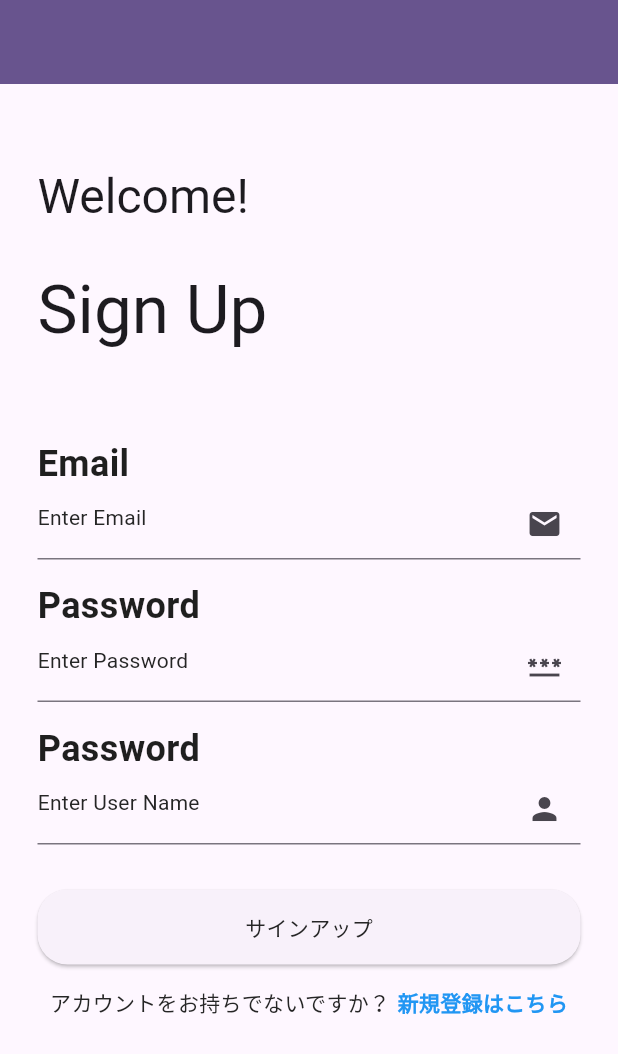
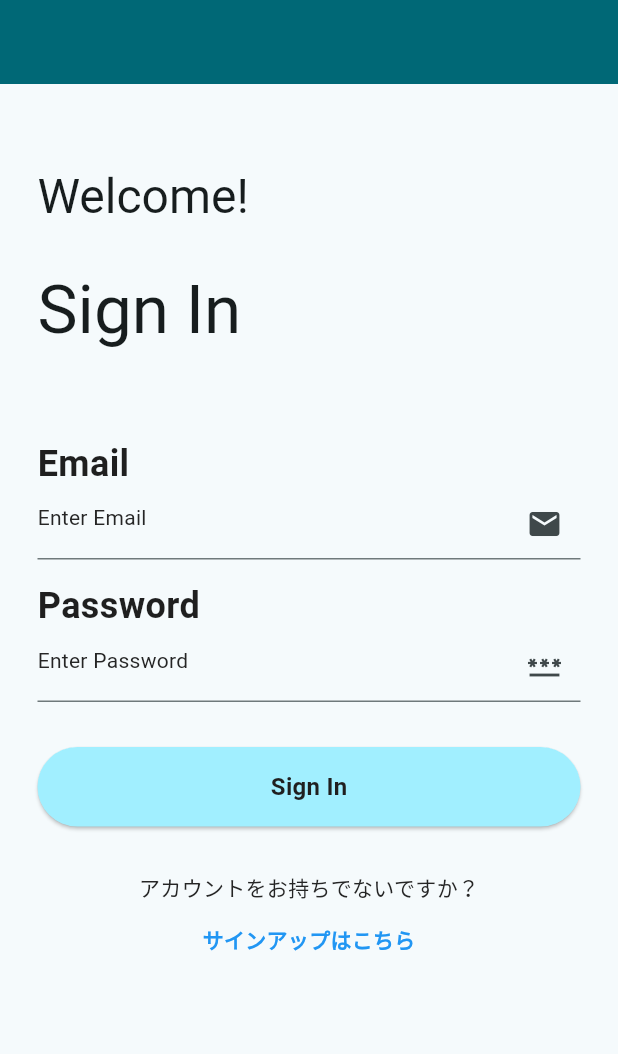
Before and after one commit to HamadaStudy/ez_vocab, a Flutter app: the screen it shows after launch, on a phone screen of 412 x 824 dp. Shown: the top 1054 px of the screen. Run offline on Flutter 3.47's test engine with Material 3 defaults, Android fonts, the light colour scheme and no system bars; our stand-ins replace flutter_riverpod, go_router; Roboto replaces fonts that are missing (WorkSans).

Commit message:
sign_up, sign_inのページ遷移を実装, splashを実装

```diff
--- a/lib/commons.dart
+++ b/lib/commons.dart
@@ -10,3 +10,5 @@ export 'styles/colors.dart';
 export 'styles/sizes.dart';
 export 'styles/styles.dart';
 export 'styles/themes.dart';
+
+export 'route/app_router.dart';
--- a/lib/features/auth/views/screens/sign_in_screen.dart
+++ b/lib/features/auth/views/screens/sign_in_screen.dart
@@ -1,7 +1,6 @@
-// lib/screens/sign_in_screen.dart
-
 import 'package:ez_vocab/commons.dart';
-import 'package:flutter/material.dart';
+import 'package:ez_vocab/features/auth/views/screens/sign_up_screen.dart';
+import 'package:go_router/go_router.dart';
 import '../widgets/auth_custom_text_field.dart';
 import '../widgets/auth_custom_button.dart';
 
@@ -15,14 +14,16 @@ class SignInScreen extends StatefulWidget {
 class _SignInScreenState extends State<SignInScreen> {
   final TextEditingController _emailController = TextEditingController();
   final TextEditingController _passwordController = TextEditingController();
+  final TextEditingController _usernameController = TextEditingController();
 
   void _handleSignIn() {
     final email = _emailController.text;
     final password = _passwordController.text;
+    final username = _usernameController.text;
 
-    // ここにサインイン処理（FirebaseなどのAPI呼び出し）を記述
-    print('サインイン試行:');
-    print('Email: $email, Password: $password');
+    // ここにサインアップ処理（FirebaseなどのAPI呼び出し）を記述
+    print('サインアップ試行:');
+    print('Email: $email, Password: $password, Username: $username');
     // 成功/失敗に応じてナビゲーションやメッセージ表示を行う
   }
 
@@ -30,24 +31,38 @@ class _SignInScreenState extends State<SignInScreen> {
   void dispose() {
     _emailController.dispose();
     _passwordController.dispose();
+    _usernameController.dispose();
     super.dispose();
   }
 
   @override
   Widget build(BuildContext context) {
     return Scaffold(
-      appBar: AppBar(title: const Text('サインイン')),
+      backgroundColor: Theme.of(context).colorScheme.surface,
+      appBar: AppBar(backgroundColor: Theme.of(context).colorScheme.primary),
       body: Padding(
-        padding: kPadd15,
+        padding: kPadd25,
         child: Column(
-          mainAxisAlignment: MainAxisAlignment.center,
+          crossAxisAlignment: CrossAxisAlignment.start,
           children: <Widget>[
+            kGap30,
+
+            Text('Welcome!', style: Theme.of(context).textTheme.headlineLarge),
+            kGap30,
+
+            Text('Sign In', style: Theme.of(context).textTheme.displayMedium),
+            kGap60,
+
+            Text('Email', style: Theme.of(context).textTheme.headlineSmall),
             AuthCustomTextField(
               controller: _emailController,
               hintText: 'Enter Email',
               keyboardType: TextInputType.emailAddress,
               suffixIcon: Icon(Icons.email),
             ),
+            kGap15,
+
+            Text('Password', style: Theme.of(context).textTheme.headlineSmall),
             AuthCustomTextField(
               controller: _passwordController,
               hintText: 'Enter Password',
@@ -55,10 +70,36 @@ class _SignInScreenState extends State<SignInScreen> {
               suffixIcon: Icon(Icons.password),
             ),
             kGap30,
-            AuthCustomButton(text: 'サインイン', onPressed: _handleSignIn),
+
+            AuthCustomButton(text: 'Sign In', onPressed: _handleSignIn),
+            kGap30,
+
+            _buildToggleText(context),
           ],
         ),
       ),
     );
   }
 }
+
+Widget _buildToggleText(BuildContext context) {
+  return SizedBox(
+    width: double.infinity,
+    child: Column(
+      mainAxisAlignment: MainAxisAlignment.center,
+      children: <Widget>[
+        const Text('アカウントをお持ちでないですか？'),
+        kGap15,
+        GestureDetector(
+          onTap: () {
+            context.goNamed(AppRoute.signUp.name);
+          },
+          child: const Text(
+            'サインアップはこちら',
+            style: TextStyle(fontWeight: FontWeight.bold, color: Colors.blue),
+          ),
+        ),
+      ],
+    ),
+  );
+}
--- a/lib/features/auth/views/screens/sign_up_screen.dart
+++ b/lib/features/auth/views/screens/sign_up_screen.dart
@@ -1,8 +1,6 @@
-// lib/screens/sign_up_screen.dart
-
 import 'package:ez_vocab/commons.dart';
 import 'package:ez_vocab/features/auth/views/screens/sign_in_screen.dart';
-import 'package:flutter/material.dart';
+import 'package:go_router/go_router.dart';
 import '../widgets/auth_custom_text_field.dart';
 import '../widgets/auth_custom_button.dart';
 
@@ -48,10 +46,21 @@ class _SignUpScreenState extends State<SignUpScreen> {
           crossAxisAlignment: CrossAxisAlignment.start,
           children: <Widget>[
             kGap30,
+
             Text('Welcome!', style: Theme.of(context).textTheme.headlineLarge),
             kGap30,
+
             Text('Sign Up', style: Theme.of(context).textTheme.displayMedium),
             kGap60,
+
+            Text('Name', style: Theme.of(context).textTheme.headlineSmall),
+            AuthCustomTextField(
+              controller: _usernameController,
+              hintText: 'Enter Name',
+              suffixIcon: Icon(Icons.person),
+            ),
+            kGap15,
+
             Text('Email', style: Theme.of(context).textTheme.headlineSmall),
             AuthCustomTextField(
               controller: _emailController,
@@ -60,6 +69,7 @@ class _SignUpScreenState extends State<SignUpScreen> {
               suffixIcon: Icon(Icons.email),
             ),
             kGap15,
+
             Text('Password', style: Theme.of(context).textTheme.headlineSmall),
             AuthCustomTextField(
               controller: _passwordController,
@@ -67,16 +77,11 @@ class _SignUpScreenState extends State<SignUpScreen> {
               obscureText: true,
               suffixIcon: Icon(Icons.password),
             ),
+            kGap30,
+
+            AuthCustomButton(text: 'Sign Up', onPressed: _handleSignUp),
             kGap15,
-            Text('Password', style: Theme.of(context).textTheme.headlineSmall),
-            AuthCustomTextField(
-              controller: _usernameController,
-              hintText: 'Enter User Name',
-              suffixIcon: Icon(Icons.person),
-            ),
-            kGap30,
-            AuthCustomButton(text: 'サインアップ', onPressed: _handleSignUp),
-            kGap15,
+
             _buildToggleText(context),
           ],
         ),
@@ -86,27 +91,23 @@ class _SignUpScreenState extends State<SignUpScreen> {
 }
 
 Widget _buildToggleText(BuildContext context) {
-  return Row(
+  return SizedBox(
+    width: double.infinity,
+    child: Column(
       mainAxisAlignment: MainAxisAlignment.center,
       children: <Widget>[
-      const Text('アカウントをお持ちでないですか？'),
-      const SizedBox(width: 5),
+        const Text('すでにアカウントをお持ちですか？'),
+        kGap15,
         GestureDetector(
           onTap: () {
-          // サインアップ画面への遷移処理
-          Navigator.push(
-            context,
-            MaterialPageRoute(builder: (context) => const SignInScreen()),
-          );
+            context.goNamed(AppRoute.signIn.name);
           },
           child: const Text(
-          '新規登録はこちら',
-          style: TextStyle(
-            fontWeight: FontWeight.bold,
-            color: Colors.blue, // リンクであることを示すために色を付ける
-          ),
+            'サインインはこちら',
+            style: TextStyle(fontWeight: FontWeight.bold, color: Colors.blue),
           ),
         ),
       ],
+    ),
   );
 }
--- a/lib/features/auth/views/widgets/auth_custom_button.dart
+++ b/lib/features/auth/views/widgets/auth_custom_button.dart
@@ -17,10 +17,11 @@ class AuthCustomButton extends StatelessWidget {
       child: ElevatedButton(
         onPressed: onPressed,
         style: ElevatedButton.styleFrom(
+          backgroundColor: Theme.of(context).colorScheme.primaryContainer,
           padding: kPaddv15,
-          shape: RoundedRectangleBorder(borderRadius: kRadius20),
+          shape: RoundedRectangleBorder(borderRadius: kRadius30),
         ),
-        child: Text(text, style: MyStyles.body2),
+        child: Text(text, style: MyStyles.title),
       ),
     );
   }
--- a/lib/main.dart
+++ b/lib/main.dart
@@ -1,27 +1,27 @@
 import 'package:ez_vocab/commons.dart';
-import 'package:ez_vocab/features/auth/views/screens/sign_up_screen.dart';
-import 'package:flutter/material.dart';
+import 'package:flutter_riverpod/flutter_riverpod.dart';
 
 void main() {
-  runApp(const MyApp());
+  runApp(ProviderScope(child: const MyApp()));
 }
 
-class MyApp extends StatelessWidget {
+class MyApp extends ConsumerWidget {
   const MyApp({super.key});
 
-  // This widget is the root of your application.
   @override
-  Widget build(BuildContext context) {
-    return MaterialApp(
-      title: 'Flutter Demo',
+  Widget build(BuildContext context, WidgetRef ref) {
+    final router = ref.watch(goRouterProvider);
+
+    return MaterialApp.router(
+      routerConfig: router,
+      title: 'EZ-Vocab',
       theme: ThemeData(
         colorScheme: ColorScheme.fromSeed(
-          seedColor: Colors.deepPurple,
+          seedColor: Colors.cyan,
           brightness: Brightness.light,
         ),
         textTheme: MyStyles.textTheme,
       ),
-      home: SignUpScreen(),
     );
   }
 }
--- a/lib/route/app_router.dart
+++ b/lib/route/app_router.dart
@@ -0,0 +1,44 @@
+import 'package:ez_vocab/features/auth/views/screens/sign_in_screen.dart';
+import 'package:ez_vocab/features/auth/views/screens/sign_up_screen.dart';
+import 'package:ez_vocab/features/splash/views/splash_screen.dart';
+import 'package:go_router/go_router.dart';
+import 'package:flutter_riverpod/flutter_riverpod.dart';
+import 'package:flutter/material.dart';
+import 'package:ez_vocab/commons.dart';
+
+enum AppRoute {
+  splash(path: '/', name: 'Splash'),
+  signIn(path: '/signin', name: 'SignIn'),
+  signUp(path: '/signup', name: 'SignUp');
+
+  const AppRoute({required this.path, required this.name});
+
+  final String path;
+  final String name;
+}
+
+final goRouterProvider = Provider<GoRouter>((ref) {
+  //TODO: 認証状態の監視
+
+  return GoRouter(
+    navigatorKey: GlobalKey(),
+
+    routes: <RouteBase>[
+      GoRoute(
+        path: AppRoute.splash.path,
+        name: AppRoute.splash.name,
+        builder: (context, state) => SplashScreen(),
+      ),
+      GoRoute(
+        path: AppRoute.signIn.path,
+        name: AppRoute.signIn.name,
+        builder: (context, state) => const SignInScreen(),
+      ),
+      GoRoute(
+        path: AppRoute.signUp.path,
+        name: AppRoute.signUp.name,
+        builder: (context, state) => const SignUpScreen(),
+      ),
+    ],
+  );
+});
--- a/pubspec.yaml
+++ b/pubspec.yaml
@@ -34,6 +34,8 @@ dependencies:
   # The following adds the Cupertino Icons font to your application.
   # Use with the CupertinoIcons class for iOS style icons.
   cupertino_icons: ^1.0.8
+  go_router: ^16.3.0
+  flutter_riverpod: ^3.0.3
 
 dev_dependencies:
   flutter_test:
@@ -45,6 +47,8 @@ dev_dependencies:
   # package. See that file for information about deactivating specific lint
   # rules and activating additional ones.
   flutter_lints: ^5.0.0
+  custom_lint: ^0.8.0
+  riverpod_lint: ^3.0.3
 
 # For information on the generic Dart part of this file, see the
 # following page: https://dart.dev/tools/pub/pubspec
```
Also changed, not shown: lib/features/splash/views/splash_screen.dart (added, +38 -0 lines), pubspec.lock. Lines whose indentation alone changed are shown as unchanged.
